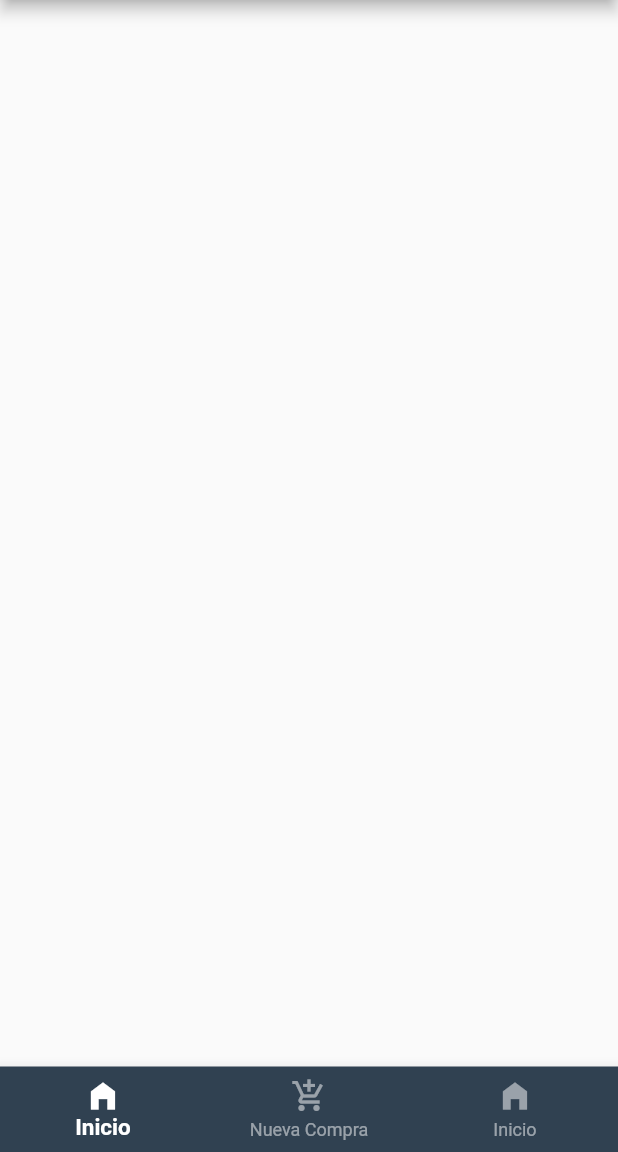
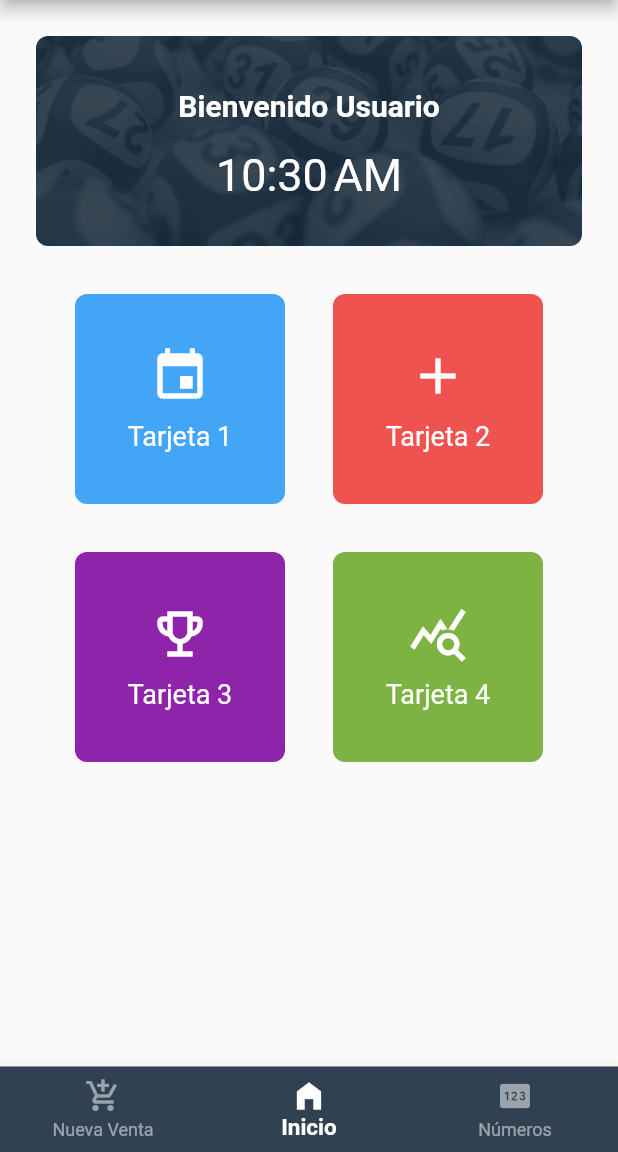
Before and after one commit to ChrizBBX/App-Flutter-Loteria, a Flutter app: the HomeScreen screen opened directly, on a phone screen of 412 x 824 dp, the part 84-1236 px from its top. Run offline on Flutter 3.47's test engine with Material 2 defaults, Android fonts, the phone set to English and light mode, and no system bars; our stand-ins replace cherry_toast, google_fonts, shared_preferences; accounts and stored records are empty; network calls fail; Roboto replaces fonts that are missing (RobotoMono).

Commit message:
cambios
mas responsive, cambio de diseño en el dashboard y ejemplo de como sera la restriccion de numeros

```diff
--- /dev/null
+++ b/FrontEnd/app_loteria/lib/screens/dashboard_screen.dart
@@ -0,0 +1,133 @@
+import 'package:flutter/material.dart';
+import 'package:google_fonts/google_fonts.dart';
+import 'package:intl/intl.dart';
+
+class CardListWidget extends StatelessWidget {
+  @override
+  Widget build(BuildContext context) {
+    return Wrap(
+      alignment: WrapAlignment.center,
+      spacing: 16.0,
+      runSpacing: 16.0,
+      children: [
+        Container(
+          margin: EdgeInsets.all(8.0),
+          height: 140,
+          width: 430,
+          decoration: BoxDecoration(
+            borderRadius: BorderRadius.circular(8.0),
+            image: DecorationImage(
+              image: AssetImage("images/Wallpaper_Login.jpg"),
+              fit: BoxFit.cover,
+            ),
+          ),
+          child: Stack(
+            children: [
+              Positioned(
+                top: 35,
+                left: 0,
+                right: 0,
+                child: Text(
+                  'Bienvenido Usuario',
+                  textAlign: TextAlign.center,
+                  style: TextStyle(
+                    color: Colors.white,
+                    fontWeight: FontWeight.bold,
+                    fontFamily: 'RobotoMono',
+                    fontSize: 20.0,
+                  ),
+                ),
+              ),
+              Positioned(
+                bottom: 30,
+                left: 0,
+                right: 0,
+                child: Text(
+                  _getCurrentTime(),
+                  textAlign: TextAlign.center,
+                  style: TextStyle(
+                    color: Colors.white,
+                    fontSize: 30.0,
+                    fontFamily: 'RobotoMono',
+                  ),
+                ),
+              ),
+            ],
+          ),
+        ),
+        CardWidget(
+          title: 'Tarjeta 1',
+          color: Colors.blue.shade400,
+          icon: Icons.event,
+        ),
+        CardWidget(
+          title: 'Tarjeta 2',
+          color: Colors.red.shade400,
+          icon: Icons.add,
+        ),
+        CardWidget(
+          title: 'Tarjeta 3',
+          color: Colors.purple.shade600,
+          icon: Icons.emoji_events_outlined,
+        ),
+        CardWidget(
+          title: 'Tarjeta 4',
+          color: Colors.lightGreen.shade600,
+          icon: Icons.query_stats_outlined,
+        ),
+      ],
+    );
+  }
+
+  String _getCurrentTime() {
+    final DateTime now = DateTime.now();
+    final String formattedTime = DateFormat.jm().format(now);
+    return formattedTime;
+  }
+}
+
+class CardWidget extends StatelessWidget {
+  final String title;
+  final Color color;
+  final IconData icon;
+
+  const CardWidget({
+    required this.title,
+    required this.color,
+    required this.icon,
+  });
+
+  @override
+  Widget build(BuildContext context) {
+    return Container(
+      margin: EdgeInsets.all(8.0),
+      height: 140,
+      width: 140,
+      decoration: BoxDecoration(
+        color: color,
+        borderRadius: BorderRadius.circular(8.0),
+      ),
+      alignment: Alignment.center,
+      child: Column(
+        mainAxisAlignment: MainAxisAlignment.center,
+        children: [
+          Icon(
+            icon,
+            color: Colors.white,
+            size: 40.0,
+          ),
+          SizedBox(height: 10.0),
+          Text(
+            title,
+            style: TextStyle(
+              color: Colors.white,
+              fontSize: 18.0,
+              fontWeight: FontWeight.normal,
+              fontFamily: 'RobotoMono',
+            ),
+          ),
+        ],
+      ),
+    );
+  }
+}
--- a/FrontEnd/app_loteria/lib/screens/home_screen.dart
+++ b/FrontEnd/app_loteria/lib/screens/home_screen.dart
@@ -1,6 +1,11 @@
+// home_screen.dart
+import 'package:app_loteria/screens/dashboard_screen.dart';
+import 'package:app_loteria/screens/number_configuration_screen.dart';
+import 'package:app_loteria/screens/sale_screen.dart';
 import 'package:flutter/material.dart';
 import 'package:app_loteria/widgets/appbar_roots.dart';
 import '../widgets/navbar_roots.dart';
+
 
 class HomeScreen extends StatefulWidget {
   @override
@@ -8,27 +13,36 @@ class HomeScreen extends StatefulWidget {
 }
 
 class _HomeScreenState extends State<HomeScreen> {
-  int _selectedIndex = 0;
+  int _selectedIndex = 1;
+
+  Widget _getSelectedComponent() {
+    switch (_selectedIndex) {
+      case 0:
+        return Sale_Screen();
+      case 1:
+        return CardListWidget();
+      case 2:
+        return NumberConfigurationScreen();
+      default:
+        return SizedBox.shrink();
+    }
+  }
 
   @override
   Widget build(BuildContext context) {
     return Scaffold(
       appBar: AppBarWithoutBackButton(
         imageUrl: 'images/LogoBlanco.png',
-        profileImageUrl: 'https://i.pinimg.com/736x/ec/65/40/ec65407c06bcdd015a81e76add16d55c.jpg',
+        profileImageUrl: 'https://64.media.tumblr.com/6a5a68b858b592f3bc84d2e7f4be90bb/8a8beb1bdd1ae19a-48/s1280x1920/38303321aed4091d34600f8d9147378d46b29d35.jpg',
         onProfilePressed: () {
 
         },
       ),
       body: SingleChildScrollView(
         padding: EdgeInsets.all(16.0),
-        child: Column(
-          crossAxisAlignment: CrossAxisAlignment.start,
-          children: [
-
-            SizedBox(height: 16.0),
-
-          ],
+        child: Container(
+          width: double.infinity,
+          child: _getSelectedComponent(),
         ),
       ),
       bottomNavigationBar: NavBarRoots(
--- a/FrontEnd/app_loteria/lib/widgets/navbar_roots.dart
+++ b/FrontEnd/app_loteria/lib/widgets/navbar_roots.dart
@@ -20,6 +20,7 @@ class _NavBarRootsState extends State<NavBarRoots> {
       selectedItemColor: Color.fromRGBO(255, 255, 255, 1),
       unselectedItemColor: Color.fromARGB(130, 255, 255, 255),
       selectedLabelStyle: TextStyle(
+        fontFamily: 'RobotoMono',
         fontWeight: FontWeight.bold,
         fontSize: 15,
       ),
@@ -27,17 +28,17 @@ class _NavBarRootsState extends State<NavBarRoots> {
       onTap: widget.onTabTapped,
       items: [
         BottomNavigationBarItem(
-          icon: Icon(Icons.home_filled),
-          label: "Inicio",
-        ),
-        BottomNavigationBarItem(
           icon: Icon(Icons.add_shopping_cart),
-          label: "Nueva Compra",
+          label: "Nueva Venta",
         ),
         BottomNavigationBarItem(
           icon: Icon(Icons.home_filled),
           label: "Inicio",
         ),
+        BottomNavigationBarItem(
+          icon: Icon(Icons.pin),
+          label: "Números",
+        ),
       ],
     );
   }
--- a/FrontEnd/app_loteria/pubspec.yaml
+++ b/FrontEnd/app_loteria/pubspec.yaml
@@ -1,5 +1,5 @@
 name: app_loteria
-description: A new Flutter project.
+description: A new  Flutter project.
 # The following line prevents the package from being accidentally published to
 # pub.dev using `flutter pub publish`. This is preferred for private packages.
 publish_to: 'none' # Remove this line if you wish to publish to pub.dev
@@ -39,6 +39,7 @@ dependencies:
   http: ^0.13.6
   google_fonts: ^4.0.4
   cherry_toast: ^1.6.4
+  intl: ^0.18.1
 
 dev_dependencies:
   flutter_test:
```
Also changed, not shown: FrontEnd/app_loteria/lib/screens/login_screen.dart (+31 -25 lines), FrontEnd/app_loteria/lib/screens/number_configuration_screen.dart (added, +102 -0 lines), FrontEnd/app_loteria/lib/screens/sale_screen.dart (added, +15 -0 lines), FrontEnd/app_loteria/lib/widgets/appbar_roots.dart (+7 -7 lines), FrontEnd/app_loteria/images/Data_Not_Found.jpg (added), FrontEnd/app_loteria/images/Informacion.png (added), FrontEnd/app_loteria/lib/screens/profile_screen.dart (added), FrontEnd/app_loteria/pubspec.lock.
